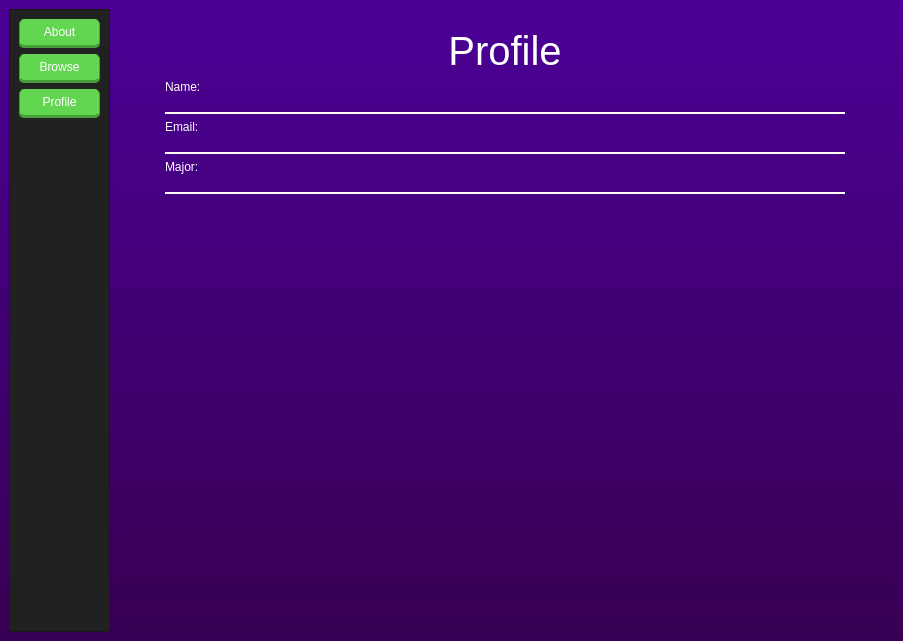
Old version of the form stinder/ui/Home.ui in the repository gibbons-eddie/Stinder.
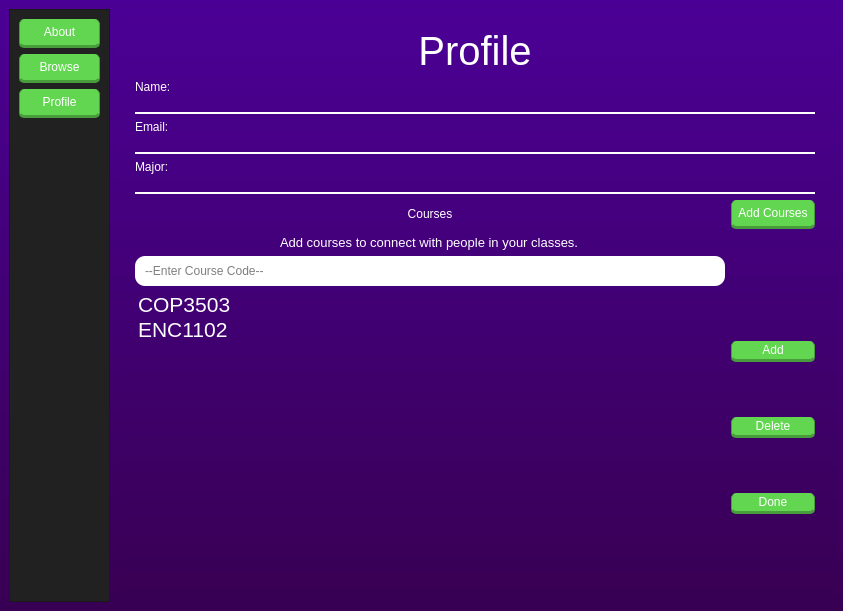
New version of the form. The open tabs and pages were chosen to show the change. Icons and pictures are not drawn.

Commit message: Allow users to add courses to their profile page

```diff
--- a/stinder/ui/Home.ui
+++ b/stinder/ui/Home.ui
@@ -6,8 +6,8 @@
    <rect>
     <x>0</x>
     <y>0</y>
-    <width>903</width>
-    <height>641</height>
+    <width>843</width>
+    <height>611</height>
    </rect>
   </property>
   <property name="windowTitle">
@@ -717,19 +717,6 @@
       </widget>
       <widget class="QWidget" name="ProfilePage">
        <layout class="QHBoxLayout" name="horizontalLayout">
-        <item>
-         <spacer name="horizontalSpacer_2">
-          <property name="orientation">
-           <enum>Qt::Horizontal</enum>
-          </property>
-          <property name="sizeHint" stdset="0">
-           <size>
-            <width>40</width>
-            <height>20</height>
-           </size>
-          </property>
-         </spacer>
-        </item>
         <item>
          <widget class="QFrame" name="frame">
           <property name="minimumSize">
@@ -748,8 +735,35 @@
           <property name="frameShadow">
            <enum>QFrame::Raised</enum>
           </property>
-          <layout class="QVBoxLayout" name="verticalLayout">
-           <item>
+          <layout class="QGridLayout" name="gridLayout_7">
+           <item row="3" column="0" colspan="2">
+            <widget class="QLabel" name="UserMajor">
+             <property name="sizePolicy">
+              <sizepolicy hsizetype="Preferred" vsizetype="Fixed">
+               <horstretch>0</horstretch>
+               <verstretch>0</verstretch>
+              </sizepolicy>
+             </property>
+             <property name="minimumSize">
+              <size>
+               <width>300</width>
+               <height>0</height>
+              </size>
+             </property>
+             <property name="styleSheet">
+              <string notr="true">color: white; 
+font: 15pt &quot;Segoe UI&quot;;
+background: transparent;
+border-bottom: 2px solid white;
+
+</string>
+             </property>
+             <property name="text">
+              <string/>
+             </property>
+            </widget>
+           </item>
+           <item row="1" column="0" colspan="2">
             <widget class="QLabel" name="label_4">
              <property name="font">
               <font>
@@ -776,27 +790,19 @@
              </property>
             </widget>
            </item>
-           <item>
-            <widget class="QLabel" name="label">
-             <property name="minimumSize">
-              <size>
-               <width>150</width>
-               <height>0</height>
-              </size>
-             </property>
+           <item row="12" column="0" alignment="Qt::AlignHCenter">
+            <widget class="QLabel" name="courseinstructlabel">
              <property name="styleSheet">
-              <string notr="true">color: white; 
-font: 15pt &quot;Segoe UI&quot;;
-background: transparent;
-
+              <string notr="true">color: white;
+font: 10pt;
 </string>
              </property>
              <property name="text">
-              <string>Name:</string>
+              <string>Add courses to connect with people in your classes.</string>
              </property>
             </widget>
            </item>
-           <item>
+           <item row="10" column="0" colspan="2">
             <widget class="QLabel" name="UserName">
              <property name="sizePolicy">
               <sizepolicy hsizetype="Preferred" vsizetype="Fixed">
@@ -823,7 +829,7 @@
              </property>
             </widget>
            </item>
-           <item>
+           <item row="7" column="0">
             <widget class="QLabel" name="label_2">
              <property name="minimumSize">
               <size>
@@ -843,34 +849,31 @@
              </property>
             </widget>
            </item>
-           <item>
-            <widget class="QLabel" name="UserEmail">
-             <property name="sizePolicy">
-              <sizepolicy hsizetype="Preferred" vsizetype="Fixed">
-               <horstretch>0</horstretch>
-               <verstretch>0</verstretch>
-              </sizepolicy>
-             </property>
+           <item row="11" column="0">
+            <widget class="QLabel" name="CoursesTitle">
              <property name="minimumSize">
               <size>
-               <width>300</width>
+               <width>0</width>
                <height>0</height>
               </size>
              </property>
              <property name="styleSheet">
               <string notr="true">color: white; 
-font: 15pt &quot;Segoe UI&quot;;
-background: transparent;
-border-bottom: 2px solid white;
-
-</string>
+font: 25pt &quot;Segoe UI&quot;;
+background: transparent;</string>
+             </property>
+             <property name="frameShape">
+              <enum>QFrame::NoFrame</enum>
              </property>
              <property name="text">
-              <string/>
+              <string>&lt;html&gt;&lt;head/&gt;&lt;body&gt;&lt;p align=&quot;center&quot;&gt;Courses&lt;/p&gt;&lt;/body&gt;&lt;/html&gt;</string>
+             </property>
+             <property name="alignment">
+              <set>Qt::AlignLeading|Qt::AlignLeft|Qt::AlignVCenter</set>
              </property>
             </widget>
            </item>
-           <item>
+           <item row="9" column="0">
             <widget class="QLabel" name="label_3">
              <property name="minimumSize">
               <size>
@@ -890,69 +893,190 @@
              </property>
             </widget>
            </item>
-           <item>
-            <widget class="QLabel" name="UserMajor">
-             <property name="sizePolicy">
-              <sizepolicy hsizetype="Preferred" vsizetype="Fixed">
-               <horstretch>0</horstretch>
-               <verstretch>0</verstretch>
-              </sizepolicy>
-             </property>
+           <item row="13" column="0">
+            <widget class="QLineEdit" name="CourseInputEdit">
              <property name="minimumSize">
               <size>
-               <width>300</width>
-               <height>0</height>
+               <width>561</width>
+               <height>30</height>
               </size>
              </property>
              <property name="styleSheet">
-              <string notr="true">color: white; 
-font: 15pt &quot;Segoe UI&quot;;
-background: transparent;
-border-bottom: 2px solid white;
-
-</string>
+              <string notr="true">background-color: white;
+border-radius: 10px;
+padding: 0 8px;</string>
              </property>
              <property name="text">
               <string/>
              </property>
+             <property name="placeholderText">
+              <string>--Enter Course Code--</string>
+             </property>
             </widget>
            </item>
-           <item>
-            <spacer name="verticalSpacer_2">
-             <property name="orientation">
-              <enum>Qt::Vertical</enum>
-             </property>
-             <property name="sizeHint" stdset="0">
-              <size>
-               <width>20</width>
-               <height>40</height>
-              </size>
-             </property>
-            </spacer>
-           </item>
-           <item>
+           <item row="17" column="0">
             <widget class="QLabel" name="LikesLabel">
              <property name="text">
               <string/>
              </property>
             </widget>
            </item>
+           <item row="2" column="0">
+            <widget class="QLabel" name="label">
+             <property name="minimumSize">
+              <size>
+               <width>150</width>
+               <height>0</height>
+              </size>
+             </property>
+             <property name="styleSheet">
+              <string notr="true">color: white; 
+font: 15pt &quot;Segoe UI&quot;;
+background: transparent;
+
+</string>
+             </property>
+             <property name="text">
+              <string>Name:</string>
+             </property>
+            </widget>
+           </item>
+           <item row="8" column="0" colspan="2">
+            <widget class="QLabel" name="UserEmail">
+             <property name="sizePolicy">
+              <sizepolicy hsizetype="Preferred" vsizetype="Fixed">
+               <horstretch>0</horstretch>
+               <verstretch>0</verstretch>
+              </sizepolicy>
+             </property>
+             <property name="minimumSize">
+              <size>
+               <width>300</width>
+               <height>0</height>
+              </size>
+             </property>
+             <property name="styleSheet">
+              <string notr="true">color: white; 
+font: 15pt &quot;Segoe UI&quot;;
+background: transparent;
+border-bottom: 2px solid white;
+
+</string>
+             </property>
+             <property name="text">
+              <string/>
+             </property>
+            </widget>
+           </item>
+           <item row="11" column="1">
+            <widget class="QPushButton" name="AddCoursesBtn">
+             <property name="styleSheet">
+              <string notr="true">font: 500 13pt &quot;Nexa Bold&quot;;
+background-color: rgb(98, 214, 81);
+color: rgb(255, 255, 255);
+border-radius: 5px; border: 2px rgb(33, 33, 34);
+border-bottom: 3px solid rgb(72, 156, 59);
+border-left:  1px solid rgb(72, 156, 59);
+border-right:  1px solid rgb(72, 156, 59);
+padding: 6px;
+</string>
+             </property>
+             <property name="text">
+              <string>Add Courses</string>
+             </property>
+            </widget>
+           </item>
+           <item row="16" column="0">
+            <widget class="QListWidget" name="lCourseListWidget">
+             <property name="font">
+              <font>
+               <pointsize>16</pointsize>
+              </font>
+             </property>
+             <property name="styleSheet">
+              <string notr="true">color: white;
+border-radius: 10px;</string>
+             </property>
+             <item>
+              <property name="text">
+               <string>COP3503</string>
+              </property>
+             </item>
+             <item>
+              <property name="text">
+               <string>ENC1102</string>
+              </property>
+             </item>
+            </widget>
+           </item>
+           <item row="16" column="1">
+            <layout class="QVBoxLayout" name="CourseVertLayout">
+             <item>
+              <widget class="QPushButton" name="AddBtn">
+               <property name="minimumSize">
+                <size>
+                 <width>10</width>
+                 <height>10</height>
+                </size>
+               </property>
+               <property name="styleSheet">
+                <string notr="true">font: 500 13pt &quot;Nexa Bold&quot;;
+background-color: rgb(98, 214, 81);
+color: rgb(255, 255, 255);
+border-radius: 5px; border: 2px rgb(33, 33, 34);
+border-bottom: 3px solid rgb(72, 156, 59);
+border-left:  1px solid rgb(72, 156, 59);
+border-right:  1px solid rgb(72, 156, 59);
+padding: 2px;
+
+</string>
+               </property>
+               <property name="text">
+                <string>Add</string>
+               </property>
+              </widget>
+             </item>
+             <item>
+              <widget class="QPushButton" name="DeleteBtn">
+               <property name="styleSheet">
+                <string notr="true">font: 500 13pt &quot;Nexa Bold&quot;;
+background-color: rgb(98, 214, 81);
+color: rgb(255, 255, 255);
+border-radius: 5px; border: 2px rgb(33, 33, 34);
+border-bottom: 3px solid rgb(72, 156, 59);
+border-left:  1px solid rgb(72, 156, 59);
+border-right:  1px solid rgb(72, 156, 59);
+padding: 2px;
+</string>
+               </property>
+               <property name="text">
+                <string>Delete</string>
+               </property>
+              </widget>
+             </item>
+             <item>
+              <widget class="QPushButton" name="DoneBtn">
+               <property name="styleSheet">
+                <string notr="true">font: 500 13pt &quot;Nexa Bold&quot;;
+background-color: rgb(98, 214, 81);
+color: rgb(255, 255, 255);
+border-radius: 5px; border: 2px rgb(33, 33, 34);
+border-bottom: 3px solid rgb(72, 156, 59);
+border-left:  1px solid rgb(72, 156, 59);
+border-right:  1px solid rgb(72, 156, 59);
+padding: 2px;
+</string>
+               </property>
+               <property name="text">
+                <string>Done</string>
+               </property>
+              </widget>
+             </item>
+            </layout>
+           </item>
           </layout>
          </widget>
         </item>
-        <item>
-         <spacer name="horizontalSpacer">
-          <property name="orientation">
-           <enum>Qt::Horizontal</enum>
-          </property>
-          <property name="sizeHint" stdset="0">
-           <size>
-            <width>40</width>
-            <height>20</height>
-           </size>
-          </property>
-         </spacer>
-        </item>
        </layout>
       </widget>
      </widget>
```
Left out of the diff: 26 changed lines with no effect on the pictures. The commit also changes 2 other files.
